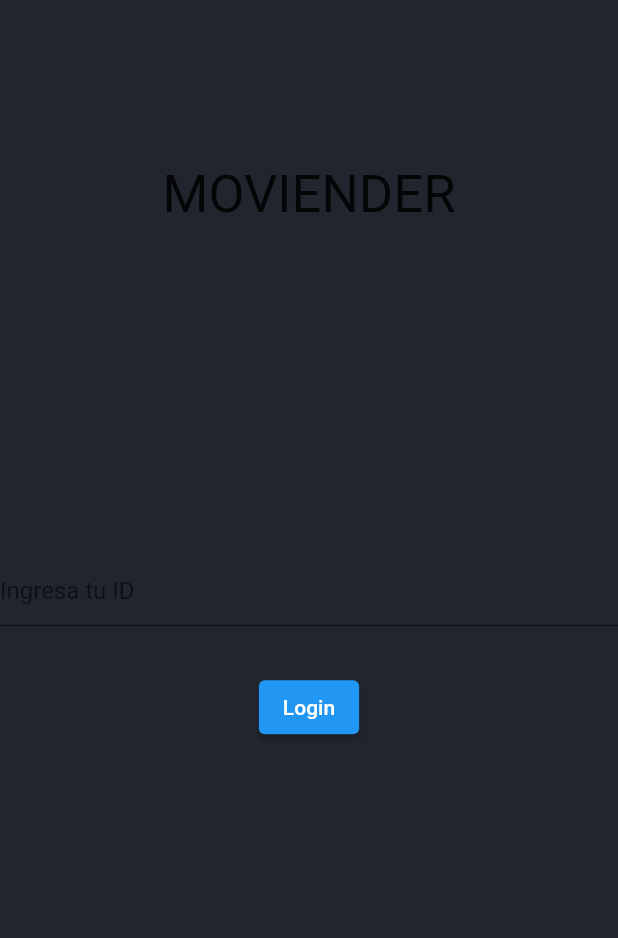
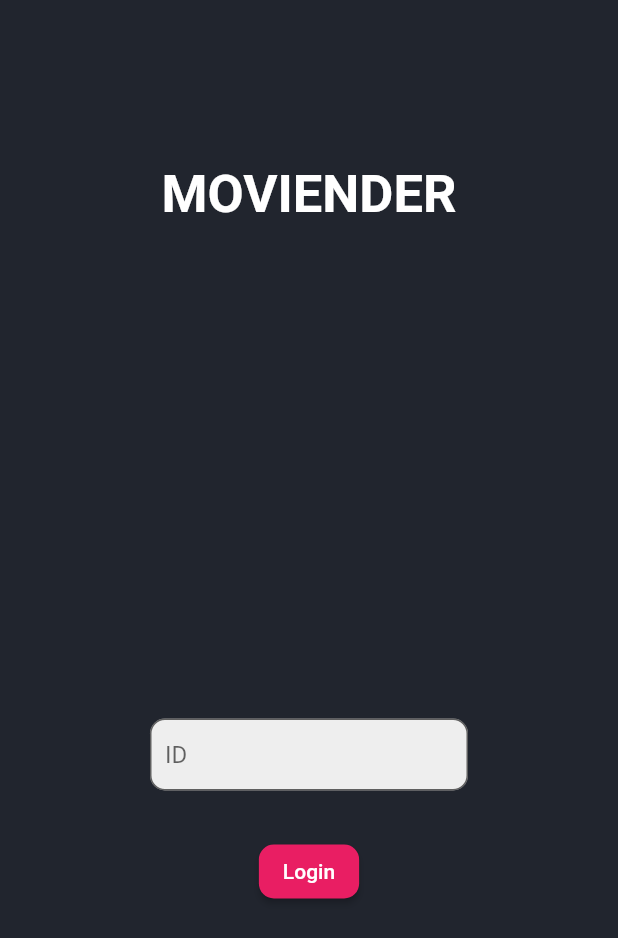
Before and after one commit to Arroyave03/IS_Moviender, a Flutter app: the screen it shows after launch, on a phone screen of 412 x 824 dp. Shown: the top 938 px of the screen. Run offline on Flutter 3.47's test engine with Material 2 defaults, Android fonts, the phone set to English and light mode, and no system bars; Roboto replaces fonts that are missing (openSans).

Commit message:
feat: login page

```diff
--- a/lib/login_page.dart
+++ b/lib/login_page.dart
@@ -14,21 +14,42 @@ class LoginPage extends StatelessWidget {
             'MOVIENDER',
             textAlign: TextAlign.center,
             style: TextStyle(
+              fontFamily: 'openSans',
               fontSize: 35,
+              color: Colors.white,
+              fontWeight: FontWeight.bold,
             ),
           ),
-          const Spacer(flex: 2),
-          TextFormField(
-            decoration: const InputDecoration(
-              hintText: 'Ingresa tu ID',
+          const Spacer(flex: 3),
+          Padding(
+            padding: const EdgeInsets.symmetric(horizontal: 100.0),
+            child: TextFormField(
+              decoration: InputDecoration(
+                hintText: 'ID',
+                contentPadding: EdgeInsets.fromLTRB(10, 10, 0, 10),
+                border: OutlineInputBorder(
+                  borderRadius: BorderRadius.circular(10.0),
+                  borderSide: const BorderSide(
+                    color: Colors.grey,
+                  ),
+                ),
+                filled: true,
+                fillColor: Colors.grey[200],
+              ),
             ),
           ),
           const SizedBox(height: 30),
           ElevatedButton(
             onPressed: () {},
-            child: Text("Login"),
+            style: ElevatedButton.styleFrom(
+              primary: Colors.pink[500],
+              shape: RoundedRectangleBorder(
+                borderRadius: BorderRadius.circular(10.0),
+              ),
+            ),
+            child: const Text("Login"),
           ),
-          const Spacer(flex: 3),
+          const Spacer(flex: 2),
         ],
       ),
     );
```
